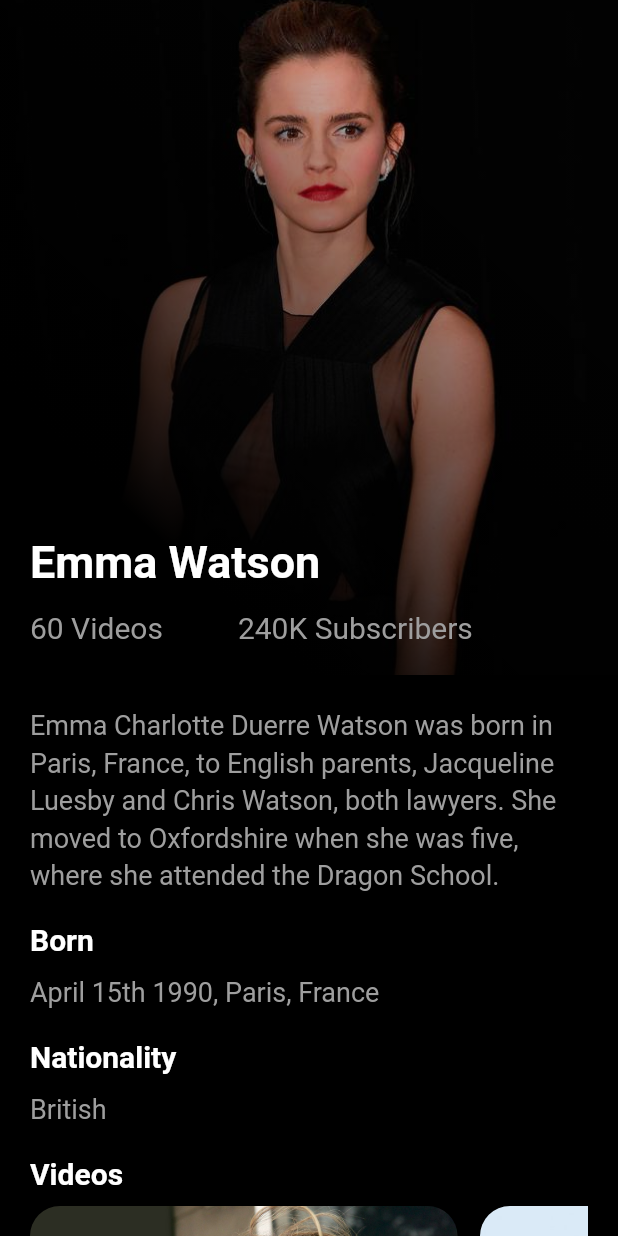
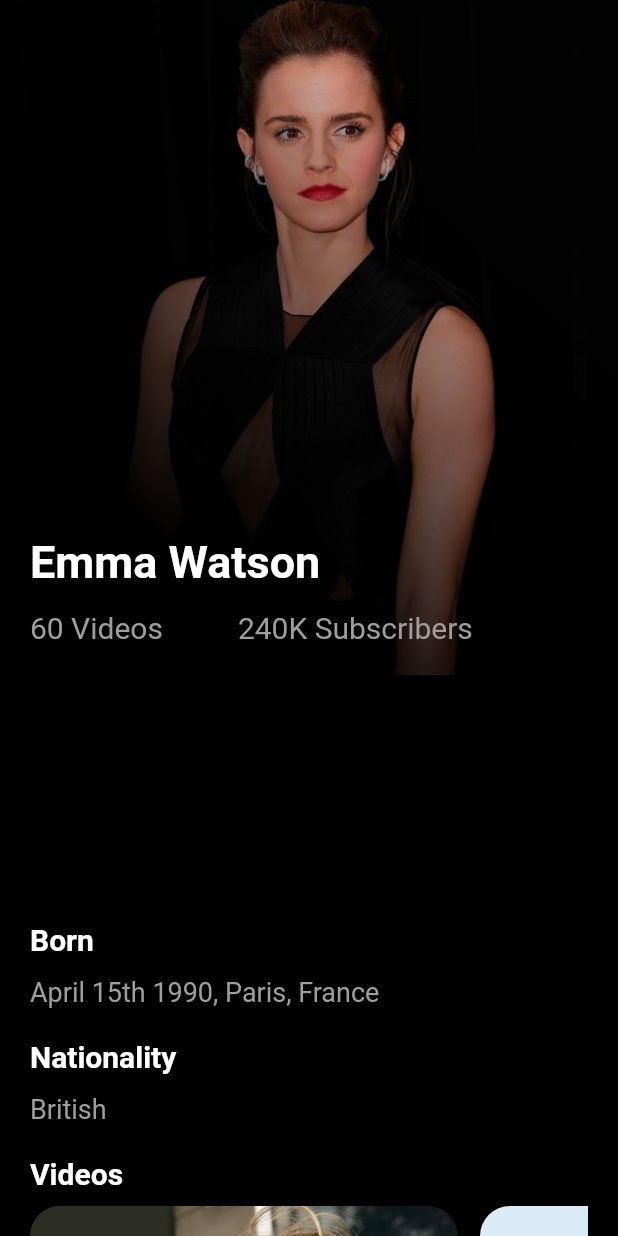
Before and after one commit to NaingGitHub/flutter_ui_testing, a Flutter app: the first screen one second after launch, on a phone screen of 412 x 824 dp. Run offline on Flutter 3.47's test engine with Material 2 defaults, Android fonts, the phone set to English and light mode, and no system bars.

```diff
--- a/ui_testing/lib/profile_page.dart
+++ b/ui_testing/lib/profile_page.dart
@@ -1,6 +1,6 @@
+import 'dart:async';
+
 import 'package:flutter/material.dart';
-import 'package:flutter/src/widgets/framework.dart';
-import 'package:flutter/src/widgets/placeholder.dart';
 
 class ProfilePage extends StatefulWidget {
   const ProfilePage({super.key});
@@ -9,8 +9,11 @@ class ProfilePage extends StatefulWidget {
   State<ProfilePage> createState() => _ProfilePageState();
 }
 
-class _ProfilePageState extends State<ProfilePage> {
+class _ProfilePageState extends State<ProfilePage>
+    with TickerProviderStateMixin {
   late ScrollController _scrollController;
+  late AnimationController _animationController;
+  late Animation<double> _animation;
   String appBarTitle = '';
   @override
   void initState() {
@@ -21,10 +24,26 @@ class _ProfilePageState extends State<ProfilePage> {
           appBarTitle = _isSliverAppBarExpanded ? '' : 'Emma Watson';
         });
       });
+    _animationController =
+        AnimationController(duration: const Duration(seconds: 2), vsync: this);
+    _animation = CurvedAnimation(
+      parent: _animationController,
+      curve: Curves.easeIn,
+    );
+
+    Timer(const Duration(seconds: 1), () {
+      _animationController.forward();
+    });
   }
 
   bool get _isSliverAppBarExpanded {
     return _scrollController.offset < (450 - kToolbarHeight);
+  }
+
+  @override
+  void dispose() {
+    _animationController.dispose();
+    super.dispose();
   }
 
   @override
@@ -97,11 +116,14 @@ class _ProfilePageState extends State<ProfilePage> {
               child: Column(
                 crossAxisAlignment: CrossAxisAlignment.start,
                 children: [
-                  const Text(
-                    'Emma Charlotte Duerre Watson was born in Paris, France, to English parents, Jacqueline Luesby and Chris Watson, both lawyers. She moved to Oxfordshire when she was five, where she attended the Dragon School.',
-                    style: TextStyle(
-                        color: Colors.grey, fontSize: 18, height: 1.4),
-                    softWrap: true,
+                  FadeTransition(
+                    opacity: _animation,
+                    child: const Text(
+                      'Emma Charlotte Duerre Watson was born in Paris, France, to English parents, Jacqueline Luesby and Chris Watson, both lawyers. She moved to Oxfordshire when she was five, where she attended the Dragon School.',
+                      style: TextStyle(
+                          color: Colors.grey, fontSize: 18, height: 1.4),
+                      softWrap: true,
+                    ),
                   ),
                   const SizedBox(
                     height: 20,
```
